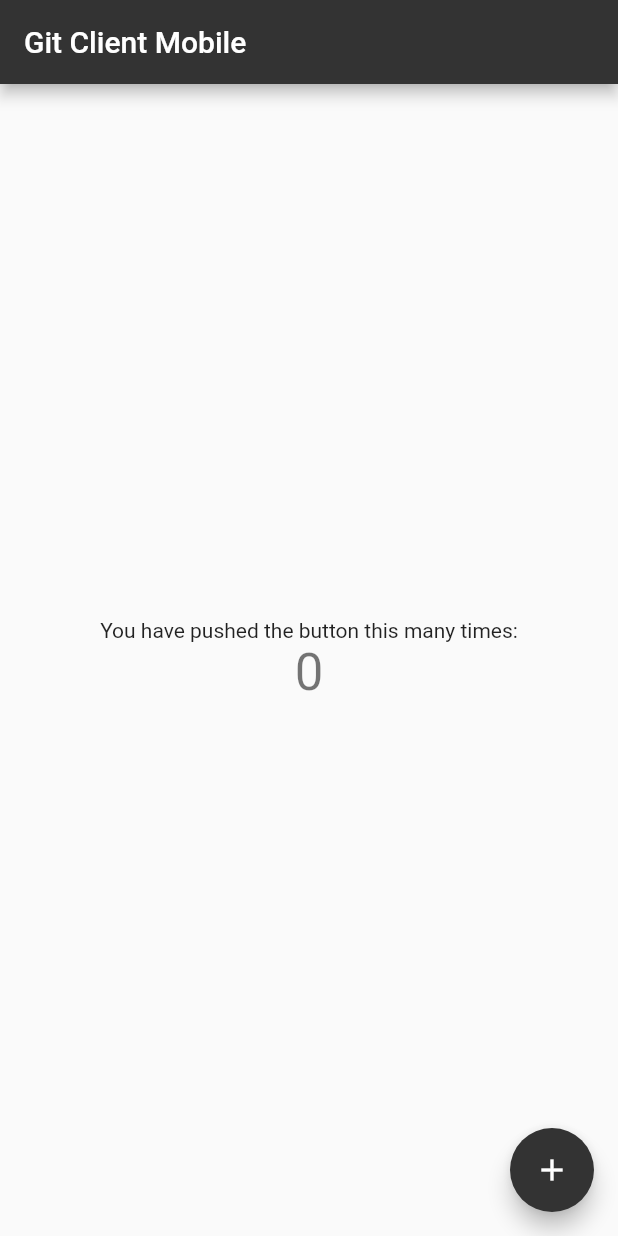
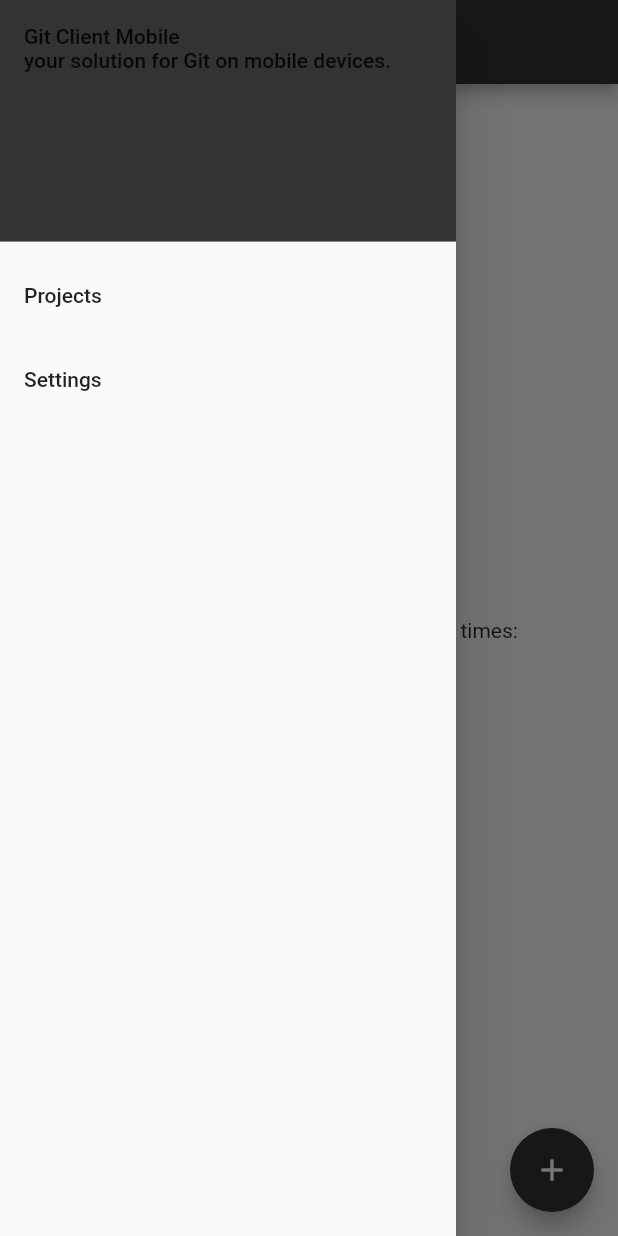
Before and after one commit to LucasWolfW/git_client_mobile, a Flutter app: the screen it shows after launch, with the side drawer open (before the commit the screen has no drawer), on a phone screen of 412 x 824 dp. Run offline on Flutter 3.47's test engine with Material 2 defaults, Android fonts, the phone set to English and light mode, and no system bars.

Commit message:
Feat: Criada aba lateral

```diff
--- a/lib/main.dart
+++ b/lib/main.dart
@@ -106,6 +106,41 @@ class _MyHomePageState extends State<MyHomePage> {
         tooltip: 'Increment',
         child: Icon(Icons.add),
       ), // This trailing comma makes auto-formatting nicer for build methods.
+      drawer: Drawer(
+        // Add a ListView to the drawer. This ensures the user can scroll
+        // through the options in the drawer if there isn't enough vertical
+        // space to fit everything.
+        child: ListView(
+          // Important: Remove any padding from the ListView.
+          padding: EdgeInsets.zero,
+          children: <Widget>[
+            DrawerHeader(
+              child: Text('Git Client Mobile\nyour solution for Git on mobile devices.'),
+              decoration: BoxDecoration(
+                color: primaryDarkGrey,
+              ),
+            ),
+            ListTile(
+              title: Text('Projects'),
+              onTap: () {
+                // Update the state of the app
+                // ...
+                // Then close the drawer
+                Navigator.pop(context);
+              },
+            ),
+            ListTile(
+              title: Text('Settings'),
+              onTap: () {
+                // Update the state of the app
+                // ...
+                // Then close the drawer
+                Navigator.pop(context);
+              },
+            ),
+          ],
+        ),
+      ),
     );
   }
 }
```
